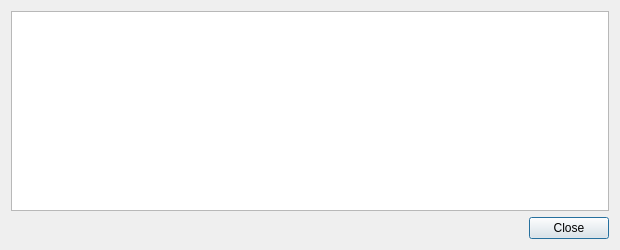
rlinxy/fcore, file src/qt/forms/transactiondescdialog.ui: the form before one commit.
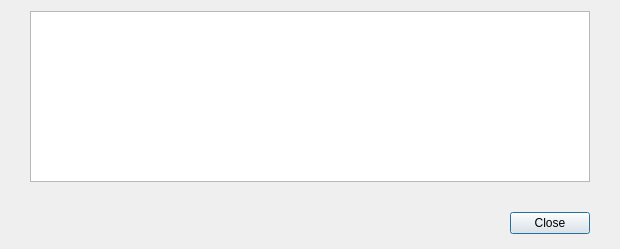
The form after the commit.

What changed in the file:
```diff
--- a/src/qt/forms/transactiondescdialog.ui
+++ b/src/qt/forms/transactiondescdialog.ui
@@ -7,13 +7,33 @@
     <x>0</x>
     <y>0</y>
     <width>620</width>
-    <height>250</height>
+    <height>249</height>
    </rect>
   </property>
   <property name="windowTitle">
    <string notr="true">Transaction details</string>
   </property>
   <layout class="QVBoxLayout" name="verticalLayout">
+   <property name="spacing">
+    <number>15</number>
+   </property>
+   <property name="leftMargin">
+    <number>0</number>
+   </property>
+   <property name="rightMargin">
+    <number>0</number>
+   </property>
+   <property name="bottomMargin">
+    <number>0</number>
+   </property>
+   <item>
+    <layout class="QHBoxLayout" name="horizontalLayout">
+     <property name="leftMargin">
+      <number>30</number>
+     </property>
+     <property name="rightMargin">
+      <number>30</number>
+     </property>
    <item>
     <widget class="QTextEdit" name="detailText">
      <property name="toolTip">
@@ -24,6 +44,23 @@
      </property>
     </widget>
    </item>
+    </layout>
+   </item>
+   <item>
+    <widget class="QWidget" name="buttonsContainerWhite" native="true">
+     <layout class="QHBoxLayout" name="horizontalLayout_2">
+      <property name="leftMargin">
+       <number>30</number>
+      </property>
+      <property name="topMargin">
+       <number>15</number>
+      </property>
+      <property name="rightMargin">
+       <number>30</number>
+      </property>
+      <property name="bottomMargin">
+       <number>15</number>
+      </property>
    <item>
     <widget class="QDialogButtonBox" name="buttonBox">
      <property name="orientation">
@@ -32,6 +69,9 @@
      <property name="standardButtons">
       <set>QDialogButtonBox::Close</set>
      </property>
+       </widget>
+      </item>
+     </layout>
     </widget>
    </item>
   </layout>
```
Lines whose indentation alone changed are shown as unchanged.
